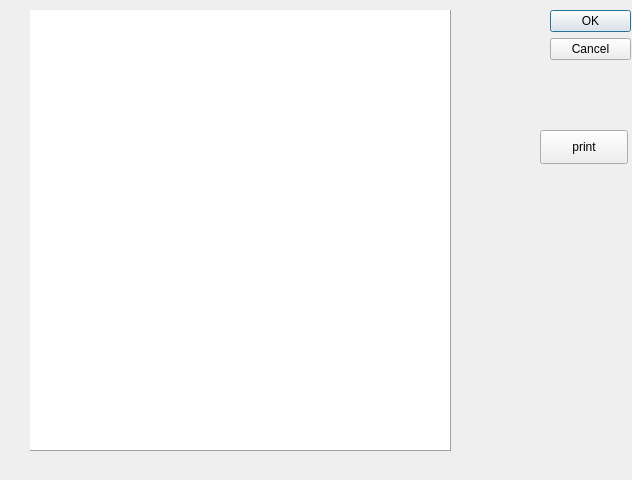
Qt form Store_System/UI/print_page.ui (abdul-yusuf/Store-system) before a commit.
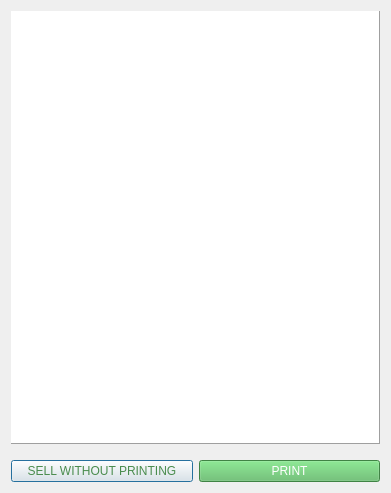
The same form after that commit. Icons and pictures are not drawn.

```diff
--- a/Store_System/UI/print_page.ui
+++ b/Store_System/UI/print_page.ui
@@ -6,64 +6,70 @@
    <rect>
     <x>0</x>
     <y>0</y>
-    <width>632</width>
-    <height>480</height>
+    <width>391</width>
+    <height>493</height>
    </rect>
   </property>
   <property name="windowTitle">
    <string>Dialog</string>
   </property>
-  <widget class="QDialogButtonBox" name="buttonBox">
-   <property name="geometry">
-    <rect>
-     <x>550</x>
-     <y>10</y>
-     <width>81</width>
-     <height>461</height>
-    </rect>
-   </property>
-   <property name="orientation">
-    <enum>Qt::Vertical</enum>
-   </property>
-   <property name="standardButtons">
-    <set>QDialogButtonBox::Cancel|QDialogButtonBox::Ok</set>
-   </property>
-  </widget>
-  <widget class="QPushButton" name="pushButton">
-   <property name="geometry">
-    <rect>
-     <x>540</x>
-     <y>130</y>
-     <width>88</width>
-     <height>34</height>
-    </rect>
-   </property>
-   <property name="text">
-    <string>print</string>
-   </property>
-  </widget>
-  <widget class="QTextBrowser" name="tb">
-   <property name="geometry">
-    <rect>
-     <x>30</x>
-     <y>10</y>
-     <width>421</width>
-     <height>441</height>
-    </rect>
-   </property>
-   <property name="frameShape">
-    <enum>QFrame::Panel</enum>
-   </property>
-   <property name="frameShadow">
-    <enum>QFrame::Raised</enum>
-   </property>
-   <property name="lineWrapMode">
-    <enum>QTextEdit::WidgetWidth</enum>
-   </property>
-   <property name="openExternalLinks">
-    <bool>true</bool>
-   </property>
-  </widget>
+  <layout class="QVBoxLayout" name="verticalLayout">
+   <item>
+    <widget class="QTextBrowser" name="tb">
+     <property name="frameShape">
+      <enum>QFrame::Panel</enum>
+     </property>
+     <property name="frameShadow">
+      <enum>QFrame::Raised</enum>
+     </property>
+     <property name="lineWrapMode">
+      <enum>QTextEdit::WidgetWidth</enum>
+     </property>
+     <property name="readOnly">
+      <bool>true</bool>
+     </property>
+     <property name="acceptRichText">
+      <bool>true</bool>
+     </property>
+     <property name="openExternalLinks">
+      <bool>true</bool>
+     </property>
+    </widget>
+   </item>
+   <item>
+    <layout class="QHBoxLayout" name="horizontalLayout">
+     <property name="topMargin">
+      <number>10</number>
+     </property>
+     <item>
+      <widget class="QPushButton" name="pushButton_2">
+       <property name="styleSheet">
+        <string notr="true">color: rgb(89, 184, 97);
+color: rgb(74, 140, 78);</string>
+       </property>
+       <property name="text">
+        <string>SELL WITHOUT PRINTING</string>
+       </property>
+      </widget>
+     </item>
+     <item>
+      <widget class="QPushButton" name="pushButton">
+       <property name="styleSheet">
+        <string notr="true">color: rgb(255, 255, 255);
+background-color: rgb(89, 184, 97);</string>
+       </property>
+       <property name="text">
+        <string>PRINT</string>
+       </property>
+       <property name="icon">
+        <iconset resource="../../../../Documents/Qt Resource/icons.qrc">
+         <normaloff>:/newPrefix/printer.svg</normaloff>:/newPrefix/printer.svg</iconset>
+       </property>
+      </widget>
+     </item>
+    </layout>
+   </item>
+  </layout>
  </widget>
  <resources/>
  <connections>
```
Left out of the diff: 39 changed lines with no effect on the pictures.
